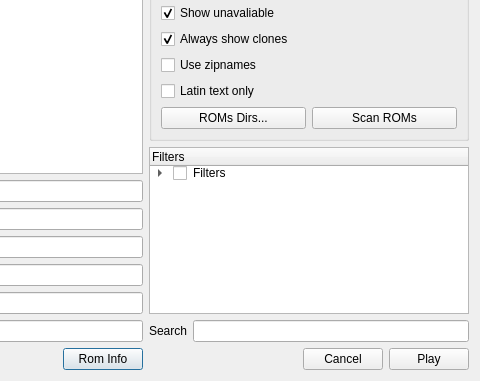
Qt form trunk/src/burner/qt/selectdialog.ui (AlanTse1314/FBAlpha-) before a commit; both pictures show x 419 to 899 and y 269 to 650 of the 899 by 650 pixel window.
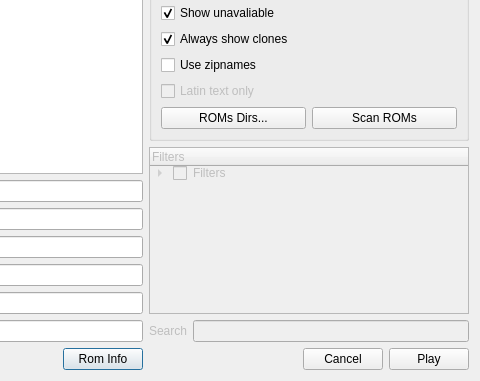
The same form after that commit. Icons and pictures are not drawn.

Commit message: [Qt] Implements "Use zipnames", disable unimplemented features.

What changed in the file:
```diff
--- a/trunk/src/burner/qt/selectdialog.ui
+++ b/trunk/src/burner/qt/selectdialog.ui
@@ -247,6 +247,9 @@
             </item>
             <item>
              <widget class="QCheckBox" name="ckbLatinTextOnly">
+              <property name="enabled">
+               <bool>false</bool>
+              </property>
               <property name="text">
                <string>Latin text only</string>
               </property>
@@ -277,6 +280,9 @@
        </item>
        <item>
         <widget class="QTreeWidget" name="tvFilters">
+         <property name="enabled">
+          <bool>false</bool>
+         </property>
          <column>
           <property name="text">
            <string>Filters</string>
@@ -582,13 +588,20 @@
         <layout class="QHBoxLayout" name="horizontalLayout_3">
          <item>
           <widget class="QLabel" name="label_6">
+           <property name="enabled">
+            <bool>false</bool>
+           </property>
            <property name="text">
             <string>Search</string>
            </property>
           </widget>
          </item>
          <item>
-          <widget class="QLineEdit" name="leSearch"/>
+          <widget class="QLineEdit" name="leSearch">
+           <property name="enabled">
+            <bool>false</bool>
+           </property>
+          </widget>
          </item>
         </layout>
        </item>
```
The commit also changes 2 other files.
